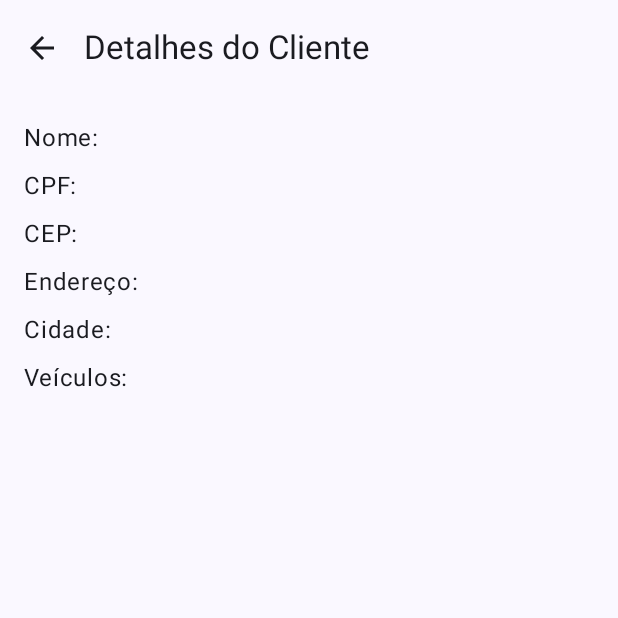
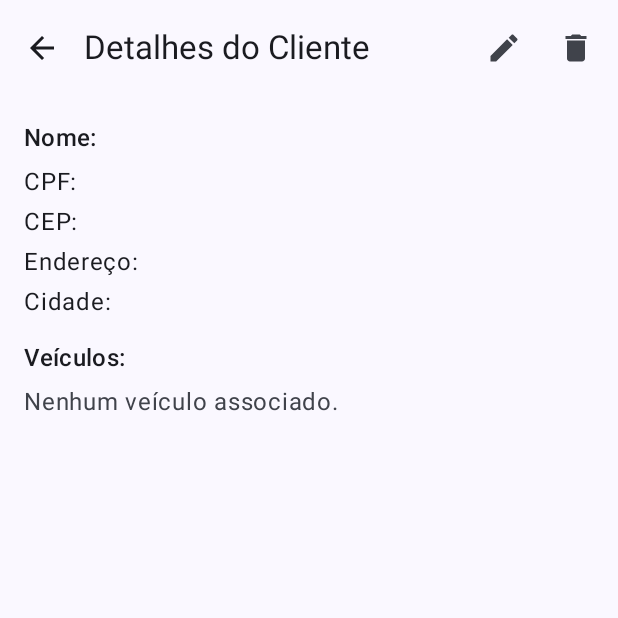
Before and after one commit to LucasCadaval/OficinaApp, an Android app built with Jetpack Compose: the composable ClienteDetailsScreen shown on its own in the app's theme, on a phone screen of 412 x 824 dp, the top half of it. Run offline under Robolectric (Android 15) with nearby library versions, the phone set to English and light mode, and no system bars.

Commit message:
Adicionada a função de editar e excluir cliente

```diff
--- a/app/src/main/java/com/example/oficina/ui/clientes/ClienteDetailsScreen.kt
+++ b/app/src/main/java/com/example/oficina/ui/clientes/ClienteDetailsScreen.kt
@@ -2,16 +2,27 @@ package com.example.oficina.ui.clientes
 
 import androidx.compose.foundation.layout.*
 import androidx.compose.material.icons.Icons
+import androidx.compose.material.icons.filled.Delete
+import androidx.compose.material.icons.filled.Edit
 import androidx.compose.material.icons.filled.ArrowBack
 import androidx.compose.material3.*
-import androidx.compose.runtime.Composable
+import androidx.compose.runtime.*
 import androidx.compose.ui.Modifier
 import androidx.compose.ui.unit.dp
 import com.example.oficina.models.Cliente
+import kotlinx.coroutines.launch
 
 @OptIn(ExperimentalMaterial3Api::class)
 @Composable
-fun ClienteDetailsScreen(cliente: Cliente, onBack: () -> Unit) {
+fun ClienteDetailsScreen(
+    cliente: Cliente,
+    onBack: () -> Unit,
+    onEdit: () -> Unit,
+    onDelete: () -> Unit
+) {
+    val coroutineScope = rememberCoroutineScope()
+    var showDeleteDialog by remember { mutableStateOf(false) }
+
     Scaffold(
         topBar = {
             TopAppBar(
@@ -20,30 +31,68 @@ fun ClienteDetailsScreen(cliente: Cliente, onBack: () -> Unit) {
                     IconButton(onClick = onBack) {
                         Icon(Icons.Default.ArrowBack, contentDescription = "Voltar")
                     }
+                },
+                actions = {
+                    IconButton(onClick = onEdit) {
+                        Icon(Icons.Default.Edit, contentDescription = "Editar Cliente")
+                    }
+                    IconButton(onClick = { showDeleteDialog = true }) {
+                        Icon(Icons.Default.Delete, contentDescription = "Excluir Cliente")
+                    }
                 }
             )
         }
     ) { innerPadding ->
         Column(
             modifier = Modifier
-                .fillMaxSize()
                 .padding(innerPadding)
                 .padding(16.dp)
         ) {
-            Text("Nome: ${cliente.nome}")
+            Text("Nome: ${cliente.nome}", style = MaterialTheme.typography.titleMedium)
             Spacer(modifier = Modifier.height(8.dp))
-            Text("CPF: ${cliente.cpf}")
+            Text("CPF: ${cliente.cpf}", style = MaterialTheme.typography.bodyLarge)
             Spacer(modifier = Modifier.height(8.dp))
-            Text("CEP: ${cliente.cep}")
+            Text("CEP: ${cliente.cep}", style = MaterialTheme.typography.bodyLarge)
             Spacer(modifier = Modifier.height(8.dp))
-            Text("Endereço: ${cliente.endereco}")
+            Text("Endereço: ${cliente.endereco}", style = MaterialTheme.typography.bodyLarge)
             Spacer(modifier = Modifier.height(8.dp))
-            Text("Cidade: ${cliente.cidade}")
+            Text("Cidade: ${cliente.cidade}", style = MaterialTheme.typography.bodyLarge)
+            Spacer(modifier = Modifier.height(16.dp))
+            Text("Veículos:", style = MaterialTheme.typography.titleMedium)
             Spacer(modifier = Modifier.height(8.dp))
-            Text("Veículos:")
-            cliente.veiculos.forEach { placa ->
-                Text(" - $placa")
+            if (cliente.veiculos.isNotEmpty()) {
+                cliente.veiculos.forEach { placa ->
+                    Text(" - Placa: $placa", style = MaterialTheme.typography.bodyLarge)
+                }
+            } else {
+                Text(
+                    "Nenhum veículo associado.",
+                    style = MaterialTheme.typography.bodyLarge,
+                    color = MaterialTheme.colorScheme.onSurfaceVariant
+                )
             }
+        }
+
+        // Diálogo de Confirmação de Deleção
+        if (showDeleteDialog) {
+            AlertDialog(
+                onDismissRequest = { showDeleteDialog = false },
+                title = { Text("Confirmar Exclusão") },
+                text = { Text("Tem certeza de que deseja excluir este cliente? Esta ação não pode ser desfeita.") },
+                confirmButton = {
+                    TextButton(onClick = {
+                        showDeleteDialog = false
+                        onDelete()
+                    }) {
+                        Text("Excluir", color = MaterialTheme.colorScheme.error)
+                    }
+                },
+                dismissButton = {
+                    TextButton(onClick = { showDeleteDialog = false }) {
+                        Text("Cancelar")
+                    }
+                }
+            )
         }
     }
 }
--- a/app/src/main/java/com/example/oficina/ui/clientes/ClientesScreen.kt
+++ b/app/src/main/java/com/example/oficina/ui/clientes/ClientesScreen.kt
@@ -1,3 +1,5 @@
+// ClientesScreen.kt
+
 package com.example.oficina.ui.clientes
 
 import androidx.compose.foundation.layout.*
--- a/app/src/main/java/com/example/oficina/ui/clientes/ClientesViewModel.kt
+++ b/app/src/main/java/com/example/oficina/ui/clientes/ClientesViewModel.kt
@@ -38,7 +38,7 @@ class ClientesViewModel : ViewModel() {
     /**
      * Função para buscar todos os clientes uma única vez.
      */
-    private fun fetchClientes() {
+    fun fetchClientes() {
         viewModelScope.launch {
             _isLoading.value = true
             _error.value = null
```
Also changed, not shown: app/src/main/java/com/example/oficina/MainActivity.kt (+23 -1 lines), app/src/main/java/com/example/oficina/ui/clientes/EditClienteScreen.kt (added, +239 -0 lines).
